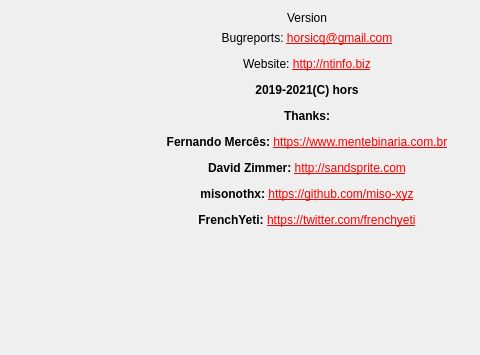
This is gui_source/dialogabout.ui in horsicq/XPEViewer as Qt 5 draws it before an edit; both pictures show x 197 to 677 and y 0 to 355 of the 677 by 592 pixel window. The edited form follows.
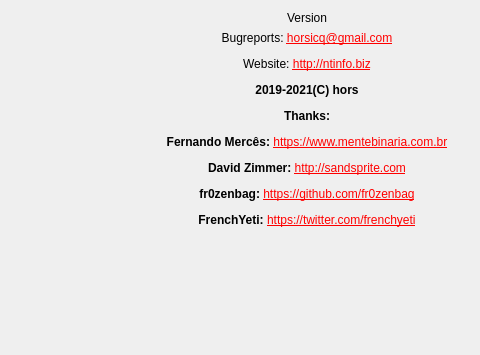
This is the edited form. Icons and pictures are not drawn.

What changed in the file:
```diff
--- a/gui_source/dialogabout.ui
+++ b/gui_source/dialogabout.ui
@@ -56,7 +56,7 @@
        <item>
         <widget class="QLabel" name="labelInfo">
          <property name="text">
-          <string notr="true">&lt;html&gt;&lt;head/&gt;&lt;body&gt;&lt;p align=&quot;center&quot;&gt;Bugreports: &lt;a href=&quot;mailto:horsicq@gmail.com&quot;&gt;&lt;span style=&quot; text-decoration: underline; color:#ff0000;&quot;&gt;horsicq@gmail.com&lt;/span&gt;&lt;/a&gt;&lt;/p&gt;&lt;p align=&quot;center&quot;&gt;Website: &lt;a href=&quot;http://ntinfo.biz&quot;&gt;&lt;span style=&quot; text-decoration: underline; color:#ff0000;&quot;&gt;http://ntinfo.biz&lt;/span&gt;&lt;/a&gt;&lt;/p&gt;&lt;p align=&quot;center&quot;&gt;&lt;span style=&quot; font-weight:600;&quot;&gt;2019-2021(C) hors&lt;/span&gt;&lt;/p&gt;&lt;p align=&quot;center&quot;&gt;&lt;span style=&quot; font-weight:600;&quot;&gt;Thanks:&lt;/span&gt;&lt;/p&gt;&lt;p align=&quot;center&quot;&gt;&lt;span style=&quot; font-weight:600;&quot;&gt;Fernando Mercês: &lt;/span&gt;&lt;a href=&quot;https://www.mentebinaria.com.br/&quot;&gt;&lt;span style=&quot; text-decoration: underline; color:#ff0000;&quot;&gt;https://www.mentebinaria.com.br&lt;/span&gt;&lt;/a&gt;&lt;/p&gt;&lt;p align=&quot;center&quot;&gt;&lt;span style=&quot; font-weight:600;&quot;&gt;David Zimmer: &lt;/span&gt;&lt;a href=&quot;http://sandsprite.com/&quot;&gt;&lt;span style=&quot; text-decoration: underline; color:#ff0000;&quot;&gt;http://sandsprite.com&lt;/span&gt;&lt;/a&gt;&lt;/p&gt;&lt;p align=&quot;center&quot;&gt;&lt;span style=&quot; font-weight:600;&quot;&gt;misonothx: &lt;/span&gt;&lt;a href=&quot;https://github.com/miso-xyz&quot;&gt;&lt;span style=&quot; text-decoration: underline; color:#ff0000;&quot;&gt;https://github.com/miso-xyz&lt;/span&gt;&lt;/a&gt;&lt;/p&gt;&lt;p align=&quot;center&quot;&gt;&lt;span style=&quot; font-weight:600;&quot;&gt;FrenchYeti: &lt;/span&gt;&lt;a href=&quot;https://twitter.com/frenchyeti&quot;&gt;&lt;span style=&quot; text-decoration: underline; color:#ff0000;&quot;&gt;https://twitter.com/frenchyeti&lt;/span&gt;&lt;/a&gt;&lt;/p&gt;&lt;/body&gt;&lt;/html&gt;</string>
+          <string notr="true">&lt;html&gt;&lt;head/&gt;&lt;body&gt;&lt;p align=&quot;center&quot;&gt;Bugreports: &lt;a href=&quot;mailto:horsicq@gmail.com&quot;&gt;&lt;span style=&quot; text-decoration: underline; color:#ff0000;&quot;&gt;horsicq@gmail.com&lt;/span&gt;&lt;/a&gt;&lt;/p&gt;&lt;p align=&quot;center&quot;&gt;Website: &lt;a href=&quot;http://ntinfo.biz&quot;&gt;&lt;span style=&quot; text-decoration: underline; color:#ff0000;&quot;&gt;http://ntinfo.biz&lt;/span&gt;&lt;/a&gt;&lt;/p&gt;&lt;p align=&quot;center&quot;&gt;&lt;span style=&quot; font-weight:600;&quot;&gt;2019-2021(C) hors&lt;/span&gt;&lt;/p&gt;&lt;p align=&quot;center&quot;&gt;&lt;span style=&quot; font-weight:600;&quot;&gt;Thanks:&lt;/span&gt;&lt;/p&gt;&lt;p align=&quot;center&quot;&gt;&lt;span style=&quot; font-weight:600;&quot;&gt;Fernando Mercês: &lt;/span&gt;&lt;a href=&quot;https://www.mentebinaria.com.br/&quot;&gt;&lt;span style=&quot; text-decoration: underline; color:#ff0000;&quot;&gt;https://www.mentebinaria.com.br&lt;/span&gt;&lt;/a&gt;&lt;/p&gt;&lt;p align=&quot;center&quot;&gt;&lt;span style=&quot; font-weight:600;&quot;&gt;David Zimmer: &lt;/span&gt;&lt;a href=&quot;http://sandsprite.com/&quot;&gt;&lt;span style=&quot; text-decoration: underline; color:#ff0000;&quot;&gt;http://sandsprite.com&lt;/span&gt;&lt;/a&gt;&lt;/p&gt;&lt;p align=&quot;center&quot;&gt;&lt;span style=&quot; font-weight:600;&quot;&gt;fr0zenbag: &lt;/span&gt;&lt;a href=&quot;https://github.com/fr0zenbag&quot;&gt;&lt;span style=&quot; text-decoration: underline; color:#ff0000;&quot;&gt;https://github.com/fr0zenbag&lt;/span&gt;&lt;/a&gt;&lt;/p&gt;&lt;p align=&quot;center&quot;&gt;&lt;span style=&quot; font-weight:600;&quot;&gt;FrenchYeti: &lt;/span&gt;&lt;a href=&quot;https://twitter.com/frenchyeti&quot;&gt;&lt;span style=&quot; text-decoration: underline; color:#ff0000;&quot;&gt;https://twitter.com/frenchyeti&lt;/span&gt;&lt;/a&gt;&lt;/p&gt;&lt;/body&gt;&lt;/html&gt;</string>
          </property>
          <property name="textFormat">
           <enum>Qt::AutoText</enum>
```
